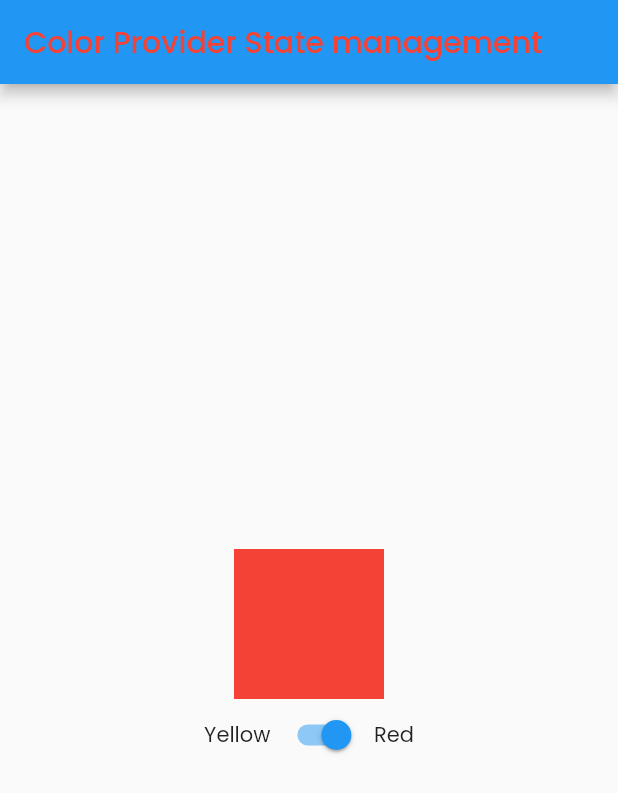
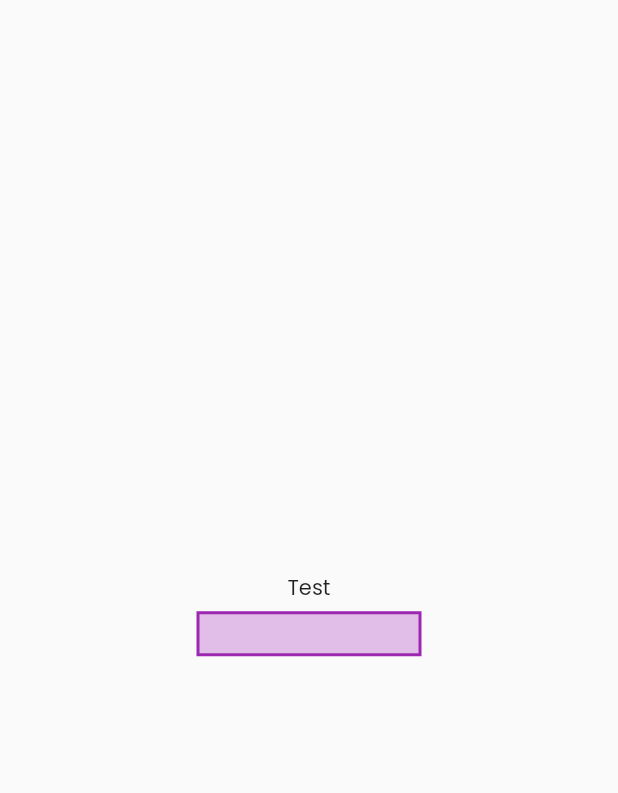
Before and after one commit to Jody-septiawan/flutter-research, a Flutter app: the screen it shows after launch, on a phone screen of 412 x 824 dp. Shown: the top 793 px of the screen. Run offline on Flutter 3.47's test engine with Material 2 defaults, Android fonts, the phone set to English and light mode, and no system bars.

```diff
--- a/lib/main.dart
+++ b/lib/main.dart
@@ -11,50 +11,25 @@ class MyApp extends StatelessWidget {
     return MaterialApp(
         debugShowCheckedModeBanner: false,
         theme: ThemeData(fontFamily: 'Poppins'),
-      home: ChangeNotifierProvider<ColorProvider>(
-        create: (context) => ColorProvider(),
-        child: Scaffold(
-            appBar: AppBar(
-                title: Consumer<ColorProvider>(
-                    builder: (context, value, _) => Text(
-                          "Color Provider State management",
-                          style: TextStyle(color: value.color),
-                        ))),
+        home: Scaffold(
           body: Center(
               child: Column(
             mainAxisAlignment: MainAxisAlignment.center,
             children: [
-                    Consumer<ColorProvider>(
-                      builder: (context, value, _) => AnimatedContainer(
-                          width: 100,
-                          height: 100,
-                          color: value.color,
-                          duration: Duration(milliseconds: 500)),
+              Text("Test"),
+              Container(
+                child: Align(alignment: Alignment.centerRight),
+                height: 30,
+                width: 150,
+                margin: EdgeInsets.all(5),
+                padding: EdgeInsets.all(5),
+                decoration: BoxDecoration(
+                  color: Colors.purple[100],
+                  border: Border.all(color: Colors.purple, width: 2),
                 ),
-                    Row(
-                      mainAxisAlignment: MainAxisAlignment.center,
-                      children: [
-                        Container(
-                          margin: EdgeInsets.all(5),
-                          child: Text("Yellow"),
-                        ),
-                        Consumer<ColorProvider>(
-                          builder: (context, value, child) => Switch(
-                            value: value.isLightBlue,
-                            onChanged: (newValue) {
-                              value.isLightBlue = newValue;
-                            },
-                          ),
-                        ),
-                        Container(
-                          margin: EdgeInsets.all(5),
-                          child: Text("Red"),
-                        ),
+              )
             ],
-                    )
-                  ]),
           )),
-      ),
-    );
+        ));
   }
 }
```
Lines whose indentation alone changed are shown as unchanged.
